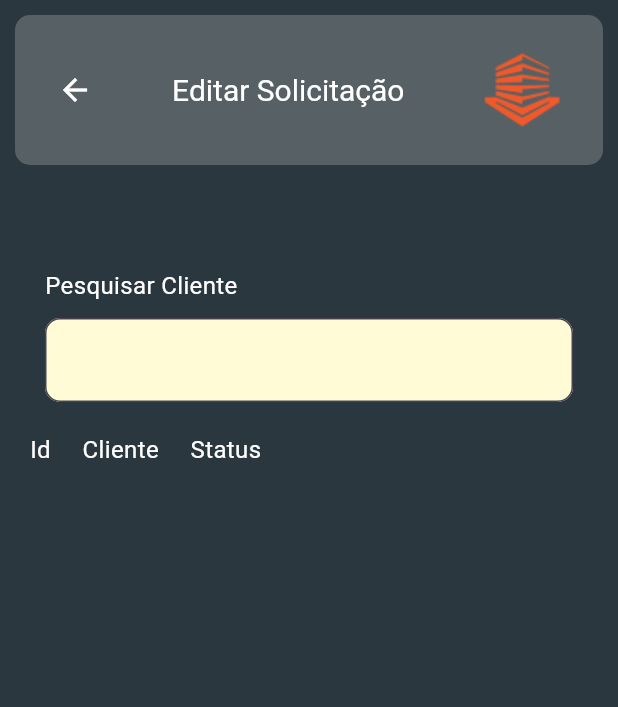
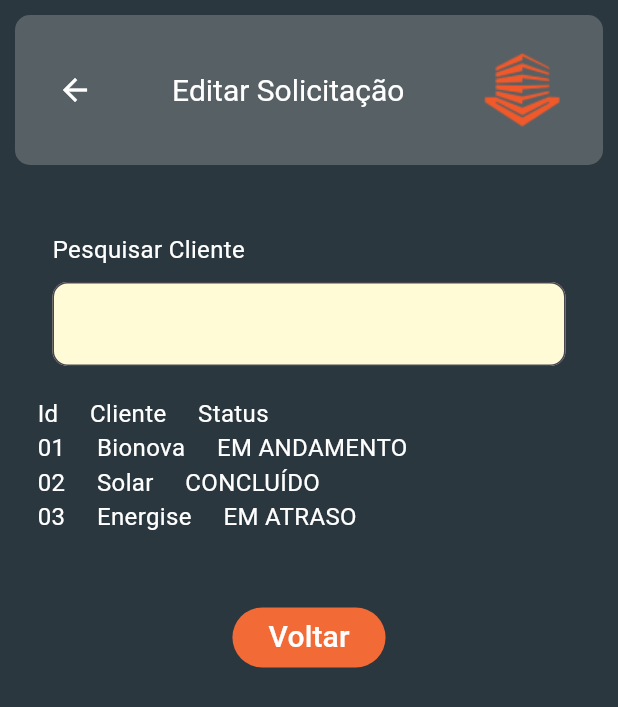
Before and after one commit to daniel-urbaneki-fag/exeke-vista-mobile-flutter, a Flutter app: the Home screen opened directly, after a tap on "Editar Solicitação", on a phone screen of 412 x 824 dp. Shown: the top 707 px of the screen. Run offline on Flutter 3.47's test engine with Material 3 defaults, Android fonts, the phone set to English and light mode, and no system bars; missing offline and left inert: camera_camera.

Commit message:
Atualizacao de botoes de navegação e icone do app

```diff
--- a/lib/components/CustomButton.dart
+++ b/lib/components/CustomButton.dart
@@ -5,7 +5,7 @@ class CustomButton extends StatelessWidget {
       {super.key,
       required this.nameLabelButton,
       required this.navigationFunction,
-      this.color = const Color.fromRGBO(196, 196, 196, 0.289)});
+      this.color = const Color.fromRGBO(241, 92, 43, 1.0), });
   final String nameLabelButton;
   final void Function(BuildContext) navigationFunction;
   final Color color;
--- a/lib/components/CustomNavBar.dart
+++ b/lib/components/CustomNavBar.dart
@@ -8,7 +8,7 @@ class CustomNavBar extends StatelessWidget implements PreferredSizeWidget {
   @override
   Widget build(BuildContext context) {
     return Padding(
-      padding: EdgeInsets.all(10),
+      padding: const EdgeInsets.all(10),
       child: Container(
           decoration: const BoxDecoration(
               color: Color.fromRGBO(196, 196, 196, 0.289),
@@ -38,7 +38,7 @@ class CustomNavBar extends StatelessWidget implements PreferredSizeWidget {
                                   const Color.fromRGBO(196, 196, 196, 0.289),
                               elevation: 0),
                           child: const Text.rich(
-                            TextSpan(text: "Menu"),
+                            TextSpan(text: "---"),
                             style: TextStyle(
                                 fontSize: 20,
                                 color: Color.fromRGBO(255, 255, 255, 1)),
--- a/lib/pages/home.dart
+++ b/lib/pages/home.dart
@@ -19,7 +19,7 @@ class HomeState extends State<Home> {
       child: Scaffold(
         backgroundColor: const Color.fromRGBO(43, 55, 63, 1),
         appBar: const CustomNavBar(
-            currentPage: "Home",
+          currentPage: "MENU",
           isHome: "home",
         ),
         body: Stack(
@@ -27,47 +27,80 @@ class HomeState extends State<Home> {
             SingleChildScrollView(
               child: Center(
                 child: Padding(
-                        padding: const EdgeInsets.only(top: 20),
+                  padding: const EdgeInsets.only(top: 50),
                   child: Column(
                     children: [
-                            CustomButton(
+                      Container(
+                        width: 300,
+                        height: 50,
+                        margin: const EdgeInsets.only(bottom: 10),
+                        decoration: const BoxDecoration(
+                          color: Color.fromRGBO(196, 196, 196, 0.289),
+                          borderRadius: BorderRadius.all(Radius.circular(10)),
+                        ),
+                        child: CustomButton(
                           nameLabelButton: "Nova Solicitação",
                           navigationFunction: (context) {
                             Navigator.push(
                               context,
                               MaterialPageRoute(
-                                      builder: (context) =>
-                                          const Solicitacao()),
+                                builder: (context) => const Solicitacao(),
+                              ),
                             );
                           },
                         ),
-                            CustomButton(
+                      ),
+                      const SizedBox(height: 30),
+                      Container(
+                        width: 300,
+                        height: 50,
+                        margin: const EdgeInsets.only(bottom: 10),
+                        decoration: const BoxDecoration(
+                          color: Color.fromRGBO(196, 196, 196, 0.289),
+                          borderRadius: BorderRadius.all(Radius.circular(10)),
+                        ),
+                        child: CustomButton(
                           nameLabelButton: "Editar Solicitação",
                           navigationFunction: (context) {
                             Navigator.push(
                               context,
                               MaterialPageRoute(
-                                      builder: (context) =>
-                                          const VisualizarSolicitacoes()),
+                                builder: (context) => const VisualizarSolicitacoes(),
+                              ),
                             );
                           },
                         ),
-                            CustomButton(
+                      ),
+                      const SizedBox(height: 30), // Espaço entre os botões
+                      Container(
+                        width: 300,
+                        height: 50,
+                        margin: const EdgeInsets.only(bottom: 10),
+                        decoration: const BoxDecoration(
+                          color: Color.fromRGBO(196, 196, 196, 0.289),
+                          borderRadius: BorderRadius.all(Radius.circular(10)),
+                        ),
+                        child: CustomButton(
                           nameLabelButton: "Status da Solicitação",
                           navigationFunction: (context) {
                             Navigator.push(
                               context,
                               MaterialPageRoute(
-                                      builder: (context) =>
-                                          const StatusSolicitacao()),
+                                builder: (context) => const StatusSolicitacao(),
+                              ),
                             );
                           },
                         ),
-                          ],
-                        ))),
                       ),
                     ],
-          )),
+                  ),
+                ),
+              ),
+            ),
+          ],
+        ),
+      ),
+
     );
   }
 }
--- a/lib/pages/relatorio-laudo.dart
+++ b/lib/pages/relatorio-laudo.dart
@@ -2,6 +2,8 @@
 import 'package:flutter/material.dart';
 import 'package:exekevistaapp/components/CustomButton.dart';
 import 'package:exekevistaapp/components/CustomNavBar.dart';
+
+import 'status-solicitacao.dart';
 
 class Relatorio extends StatefulWidget {
   const Relatorio({super.key, required this.nameEstruct});
@@ -54,7 +56,7 @@ class RelatorioState extends State<Relatorio> {
                             Row(
                               children: [
                                 Text(
-                                  "001 | Bionova | Energia Solar Ltda | EM ANDAMENTO ",
+                                  "001 | Bionova | EM ANDAMENTO ",
                                   style: TextStyle(
                                     fontSize: 16,
                                     fontWeight: FontWeight.bold,
@@ -67,7 +69,7 @@ class RelatorioState extends State<Relatorio> {
                             Row(
                               children: [
                                 Text(
-                                  "002 | Solar | Sistema de Solar Ltda | CONCLUÍDO",
+                                  "002 | Solar | CONCLUÍDO",
                                   style: TextStyle(
                                     fontSize: 16,
                                     fontWeight: FontWeight.bold,
@@ -80,7 +82,7 @@ class RelatorioState extends State<Relatorio> {
                             Row(
                               children: [
                                 Text(
-                                  "003 | Energise | Energia Renovável Ltda | CONCLUÍDO",
+                                  "003 | Energise | EM ATRASO",
                                   style: TextStyle(
                                     fontSize: 16,
                                     fontWeight: FontWeight.bold,
@@ -93,6 +95,16 @@ class RelatorioState extends State<Relatorio> {
                         ),
                       ),
                     ),
+                    CustomButton(
+                      nameLabelButton: "Voltar",
+                      color: const Color.fromRGBO(242, 106, 53, 1),
+                      navigationFunction: (context) {
+                        Navigator.push(
+                            context,
+                            MaterialPageRoute(
+                                builder: (context) => const StatusSolicitacao()));
+                      },
+                    ),
                   ],
                 ),
               ),
--- a/lib/pages/visualizar-solicitacoes.dart
+++ b/lib/pages/visualizar-solicitacoes.dart
@@ -1,6 +1,9 @@
 import 'package:exekevistaapp/components/CustomTextLabelInput.dart';
 import 'package:flutter/material.dart';
 import 'package:exekevistaapp/components/CustomNavBar.dart';
+
+import '../components/CustomButton.dart';
+import 'home.dart';
 // import 'package:exekevistaapp/pages/tirar-foto.dart';
 
 class VisualizarSolicitacoes extends StatefulWidget {
@@ -13,23 +16,19 @@ class VisualizarSolicitacoes extends StatefulWidget {
 class VisualizarSolicitacoesState extends State<VisualizarSolicitacoes> {
   @override
   Widget build(BuildContext context) {
-    return const SafeArea(
+    return SafeArea(
       child: Scaffold(
-        backgroundColor: Color.fromRGBO(43, 55, 63, 1),
+        backgroundColor: const Color.fromRGBO(43, 55, 63, 1),
         body: SingleChildScrollView(
-          child:
-              Column(crossAxisAlignment: CrossAxisAlignment.start, children: [
-            CustomNavBar(currentPage: "Editar Solicitação"),
-            Padding(
-              padding: EdgeInsets.all(20),
           child: Column(
             crossAxisAlignment: CrossAxisAlignment.start,
             children: [
-                  Text.rich(
-                    TextSpan(text: ""),
-                    style: TextStyle(
-                        fontSize: 20, color: Color.fromRGBO(255, 255, 255, 1)),
-                  ),
+              const CustomNavBar(currentPage: "Editar Solicitação"),
+              const Padding(
+                padding: EdgeInsets.all(25),
+                child: Column(
+                  crossAxisAlignment: CrossAxisAlignment.start,
+                  children: [
                     Row(
                       children: <Widget>[
                         CustomTextLabelInput(nameLabel: "Pesquisar Cliente"),
@@ -47,13 +46,47 @@ class VisualizarSolicitacoesState extends State<VisualizarSolicitacoes> {
                               color: Color.fromRGBO(255, 255, 255, 1),
                             ),
                           ),
+                          Text.rich(
+                            TextSpan(text: "01     Bionova     EM ANDAMENTO"),
+                            style: TextStyle(
+                              fontSize: 16,
+                              color: Color.fromRGBO(255, 255, 255, 1),
+                            ),
+                          ),
+                          Text.rich(
+                            TextSpan(text: "02     Solar     CONCLUÍDO"),
+                            style: TextStyle(
+                              fontSize: 16,
+                              color: Color.fromRGBO(255, 255, 255, 1),
+                            ),
+                          ),
+                          Text.rich(
+                            TextSpan(text: "03     Energise     EM ATRASO"),
+                            style: TextStyle(
+                              fontSize: 16,
+                              color: Color.fromRGBO(255, 255, 255, 1),
+                            ),
+                          ),
                         ],
                       ),
                     ),
                   ],
                 ),
-            )
-          ]),
+              ),
+              Center(
+                child: CustomButton(
+                  nameLabelButton: "Voltar",
+                  color: const Color.fromRGBO(242, 106, 53, 1),
+                  navigationFunction: (context) {
+                    Navigator.push(
+                      context,
+                      MaterialPageRoute(builder: (context) => const Home()),
+                    );
+                  },
+                ),
+              ),
+            ],
+          ),
         ),
       ),
     );
```
Also changed, not shown: lib/components/TextLabelInput.dart (+6 -6 lines), lib/pages/estrutura.dart (+12 -1 lines), lib/pages/status-solicitacao.dart (+15 -8 lines), 5 other files. Lines whose indentation alone changed are shown as unchanged.
